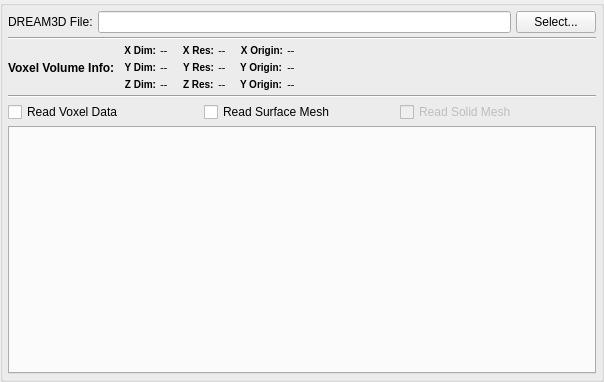
The window that Source/FilterWidgets/DREAM3DLib/IOFiltersWidgets/QDataContainerReaderWidget.ui (BlueQuartzSoftware/DREAM3D) describes before a commit, drawn with Qt 5.
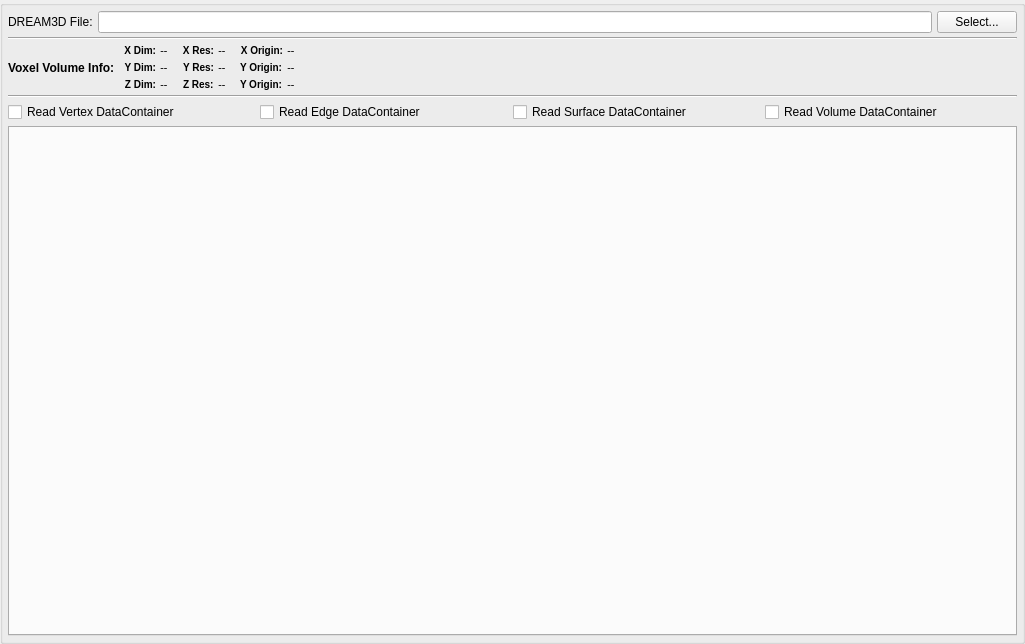
The same window after the commit. Custom widgets are drawn as their Qt base class.

```diff
--- a/Source/FilterWidgets/DREAM3DLib/IOFiltersWidgets/QDataContainerReaderWidget.ui
+++ b/Source/FilterWidgets/DREAM3DLib/IOFiltersWidgets/QDataContainerReaderWidget.ui
@@ -6,8 +6,8 @@
    <rect>
     <x>0</x>
     <y>0</y>
-    <width>604</width>
-    <height>382</height>
+    <width>1025</width>
+    <height>644</height>
    </rect>
   </property>
   <property name="minimumSize">
@@ -69,26 +69,33 @@
       <number>0</number>
      </property>
      <item>
-      <widget class="QCheckBox" name="ReadVoxelData">
-       <property name="text">
-        <string>Read Voxel Data</string>
-       </property>
-      </widget>
-     </item>
-     <item>
-      <widget class="QCheckBox" name="ReadSurfaceMeshData">
-       <property name="text">
-        <string>Read Surface Mesh</string>
-       </property>
-      </widget>
-     </item>
-     <item>
-      <widget class="QCheckBox" name="ReadSolidMeshData">
+      <widget class="QCheckBox" name="ReadVertexData">
        <property name="enabled">
-        <bool>false</bool>
+        <bool>true</bool>
        </property>
        <property name="text">
-        <string>Read Solid Mesh</string>
+        <string>Read Vertex DataContainer</string>
+       </property>
+      </widget>
+     </item>
+     <item>
+      <widget class="QCheckBox" name="ReadEdgeData">
+       <property name="text">
+        <string>Read Edge DataContainer</string>
+       </property>
+      </widget>
+     </item>
+     <item>
+      <widget class="QCheckBox" name="ReadSurfaceData">
+       <property name="text">
+        <string>Read Surface DataContainer</string>
+       </property>
+      </widget>
+     </item>
+     <item>
+      <widget class="QCheckBox" name="ReadVolumeData">
+       <property name="text">
+        <string>Read Volume DataContainer</string>
        </property>
       </widget>
      </item>
```
